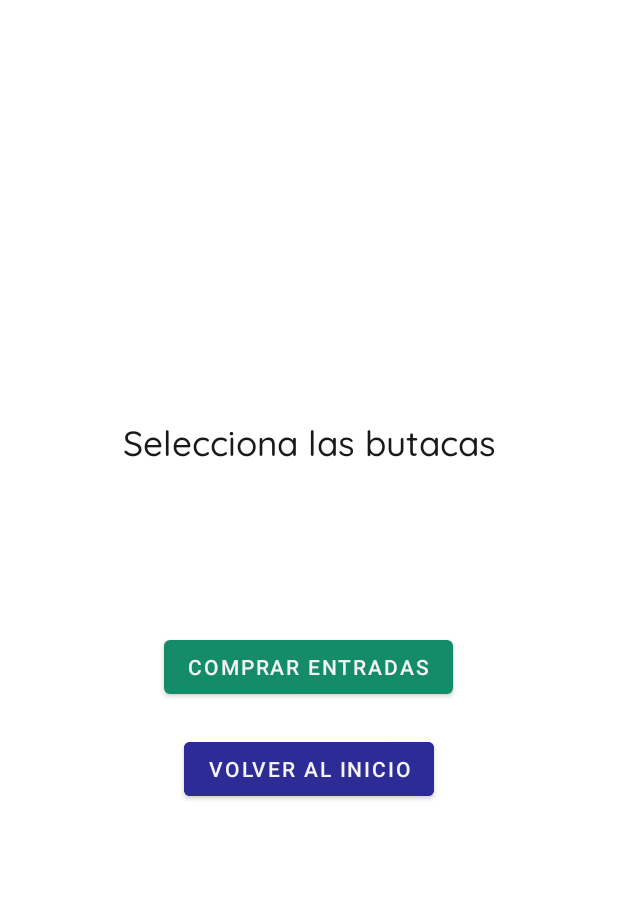
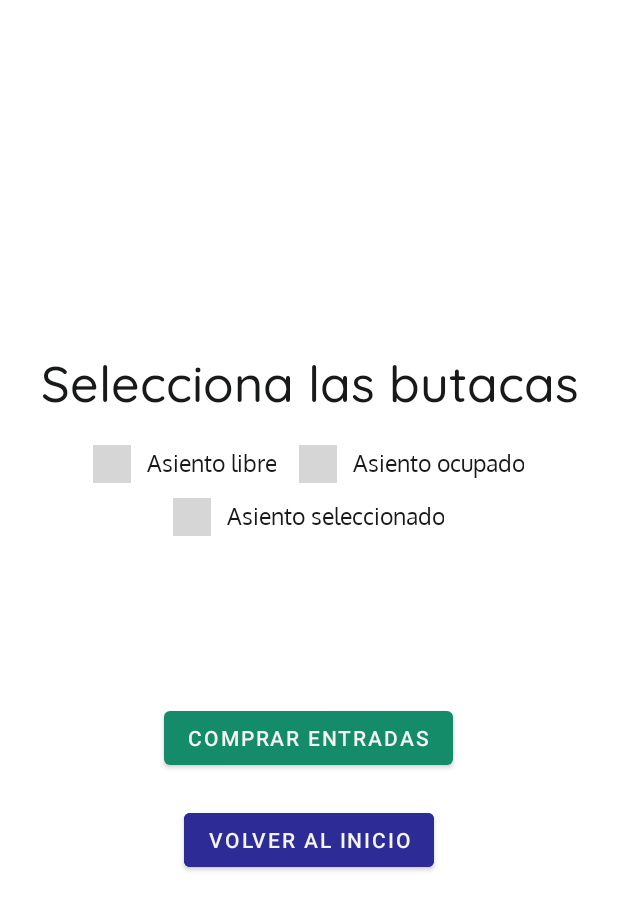
Before and after one commit to Ekaterina987/Teatro, an Android app: the layout seleccion_butacas.xml on its own in the app's theme, with its tools: preview values and no code run, on a phone screen of 412 x 824 dp. Shown: the top 910 px of the screen. Run offline under Robolectric (Android 15) with nearby library versions, the phone set to English and light mode, and no system bars; grey boxes are pictures that could not be loaded.

Commit message:
añadida leyenda

```diff
--- a/app/src/main/res/layout/seleccion_butacas.xml
+++ b/app/src/main/res/layout/seleccion_butacas.xml
@@ -1,5 +1,6 @@
 <?xml version="1.0" encoding="utf-8"?>
 <LinearLayout xmlns:android="http://schemas.android.com/apk/res/android"
+    xmlns:app="http://schemas.android.com/apk/res-auto"
     xmlns:tools="http://schemas.android.com/tools"
     android:id="@+id/parentLayout"
     android:orientation="vertical"
@@ -17,9 +18,72 @@
         android:text="@string/text_seleccionar"
         android:textAlignment="center"
         android:fontFamily="@font/quicksand_medium"
-        android:textSize="23sp"
+        android:textSize="33sp"
         android:textStyle="normal"
         android:layout_marginBottom="10dp"/>
+    <LinearLayout
+        android:id="@+id/leyenda"
+        android:layout_width="match_parent"
+        android:layout_height="wrap_content"
+        android:orientation="horizontal"
+        android:layout_marginTop="10dp"
+        android:layout_marginBottom="10dp"
+        android:gravity="center">
+        <ImageView
+            android:id="@+id/asientoLibre"
+            android:layout_width="25dp"
+            android:layout_height="25dp"
+            app:srcCompat="@drawable/seat_main5"
+            android:contentDescription="@string/text_leyenda_libre"
+            android:layout_marginEnd="10dp"/>
+        <TextView
+            android:id="@+id/textLibre"
+            android:layout_width="wrap_content"
+            android:layout_height="wrap_content"
+            android:text="@string/text_leyenda_libre"
+            android:textAlignment="center"
+            android:layout_marginEnd="15dp"
+            android:textSize="15sp"/>
+        <ImageView
+            android:id="@+id/asientoOcupado"
+            android:layout_width="25dp"
+            android:layout_height="25dp"
+            app:srcCompat="@drawable/seat_ocupada4"
+            android:contentDescription="@string/text_leyenda_ocupado"
+            android:layout_marginEnd="10dp"/>
+        <TextView
+            android:id="@+id/textOcupado"
+            android:layout_width="wrap_content"
+            android:layout_height="wrap_content"
+            android:text="@string/text_leyenda_ocupado"
+            android:textAlignment="center"
+            android:textSize="15sp"/>
+
+    </LinearLayout>
+    <LinearLayout
+        android:id="@+id/leyenda2"
+        android:layout_width="match_parent"
+        android:layout_height="wrap_content"
+        android:orientation="horizontal"
+        android:layout_marginBottom="10dp"
+        android:gravity="center">
+        <ImageView
+            android:id="@+id/asientoSeleccionado"
+            android:layout_width="25dp"
+            android:layout_height="25dp"
+            app:srcCompat="@drawable/seat_main5"
+            android:contentDescription="@string/text_leyenda_seleccionado"
+            android:alpha="0.6"
+            android:layout_marginEnd="10dp"/>
+        <TextView
+            android:id="@+id/textSeleccionado"
+            android:layout_width="wrap_content"
+            android:layout_height="wrap_content"
+            android:text="@string/text_leyenda_seleccionado"
+            android:textAlignment="center"
+            android:textSize="15sp"/>
+
+    </LinearLayout>
     <TableLayout
         android:id="@+id/tableLayout"
         android:layout_width="match_parent"
--- a/app/src/main/res/values/strings.xml
+++ b/app/src/main/res/values/strings.xml
@@ -17,4 +17,8 @@
     <string name="text_volver">Volver al inicio</string>
     <string name="text_seleccionar">Selecciona las butacas</string>
     <string name="text_moneda">€</string>
+    <string name="text_leyenda">Leyenda</string>
+    <string name="text_leyenda_libre">Asiento libre</string>
+    <string name="text_leyenda_ocupado">Asiento ocupado</string>
+    <string name="text_leyenda_seleccionado">Asiento seleccionado</string>
 </resources>
```
